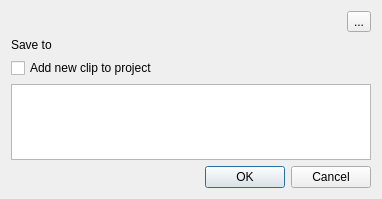
This is src/widgets/cutjobdialog_ui.ui in KDE/kdenlive as Qt 5 draws it before an edit. The edited form follows.
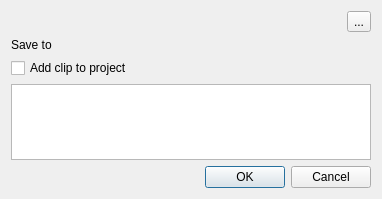
This is the edited form. Custom widgets are drawn as their Qt base class.

Commit message: Cleanup & fix melt job (like video stab) not keeping original clip profile

What changed in the file:
```diff
--- a/src/widgets/cutjobdialog_ui.ui
+++ b/src/widgets/cutjobdialog_ui.ui
@@ -58,7 +58,7 @@
    <item row="2" column="0" colspan="2">
     <widget class="QCheckBox" name="add_clip">
      <property name="text">
-      <string>Add new clip to project</string>
+      <string>Add clip to project</string>
      </property>
     </widget>
    </item>
```
The commit also changes 7 other files.
